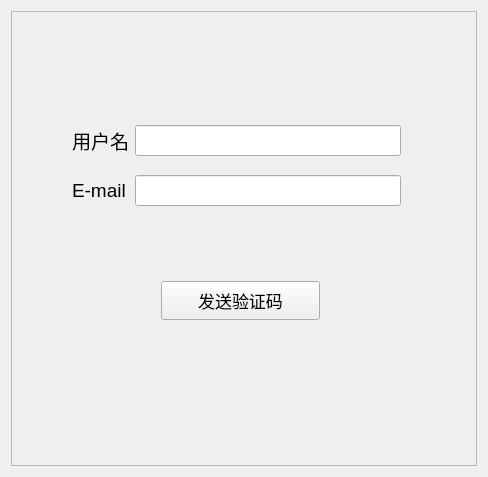
Above: find_password.ui from lixiaojia2017/libclient before the change. Below: the same form after it.
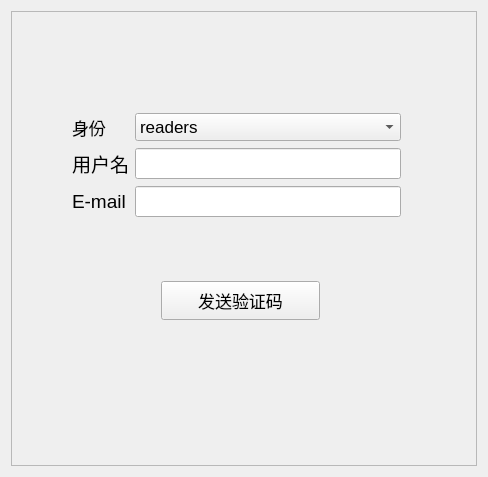
That is the form after the change.

Commit message: fixed some bugs and add forget_password

The edit to the form file:
```diff
--- a/find_password.ui
+++ b/find_password.ui
@@ -98,7 +98,16 @@
            </font>
           </property>
           <layout class="QGridLayout" name="gridLayout_3">
-           <item row="0" column="0">
+           <item row="2" column="1">
+            <widget class="QLineEdit" name="auth">
+             <property name="font">
+              <font>
+               <pointsize>14</pointsize>
+              </font>
+             </property>
+            </widget>
+           </item>
+           <item row="1" column="0">
             <widget class="QLabel" name="label">
              <property name="font">
               <font>
@@ -110,16 +119,7 @@
              </property>
             </widget>
            </item>
-           <item row="0" column="1">
-            <widget class="QLineEdit" name="fusername">
-             <property name="font">
-              <font>
-               <pointsize>14</pointsize>
-              </font>
-             </property>
-            </widget>
-           </item>
-           <item row="1" column="0">
+           <item row="2" column="0">
             <widget class="QLabel" name="label_2">
              <property name="font">
               <font>
@@ -140,6 +140,27 @@
              </property>
             </widget>
            </item>
+           <item row="0" column="0">
+            <widget class="QLabel" name="label_3">
+             <property name="text">
+              <string>身份</string>
+             </property>
+            </widget>
+           </item>
+           <item row="0" column="1">
+            <widget class="QComboBox" name="group">
+             <item>
+              <property name="text">
+               <string>readers</string>
+              </property>
+             </item>
+             <item>
+              <property name="text">
+               <string>staffs</string>
+              </property>
+             </item>
+            </widget>
+           </item>
           </layout>
          </widget>
         </widget>
```
Left out of the diff: 2 changed lines with no effect on the pictures. The commit also changes 17 other files.
